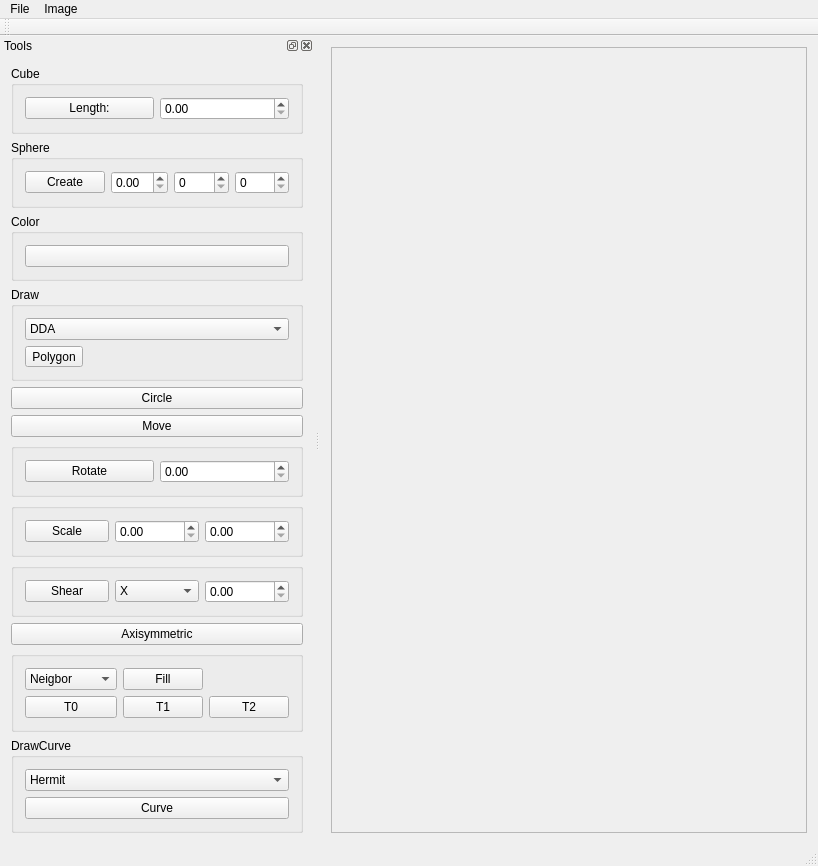
Qt form src/ImageViewer.ui (YakibchukOstap567/3D) before a commit.
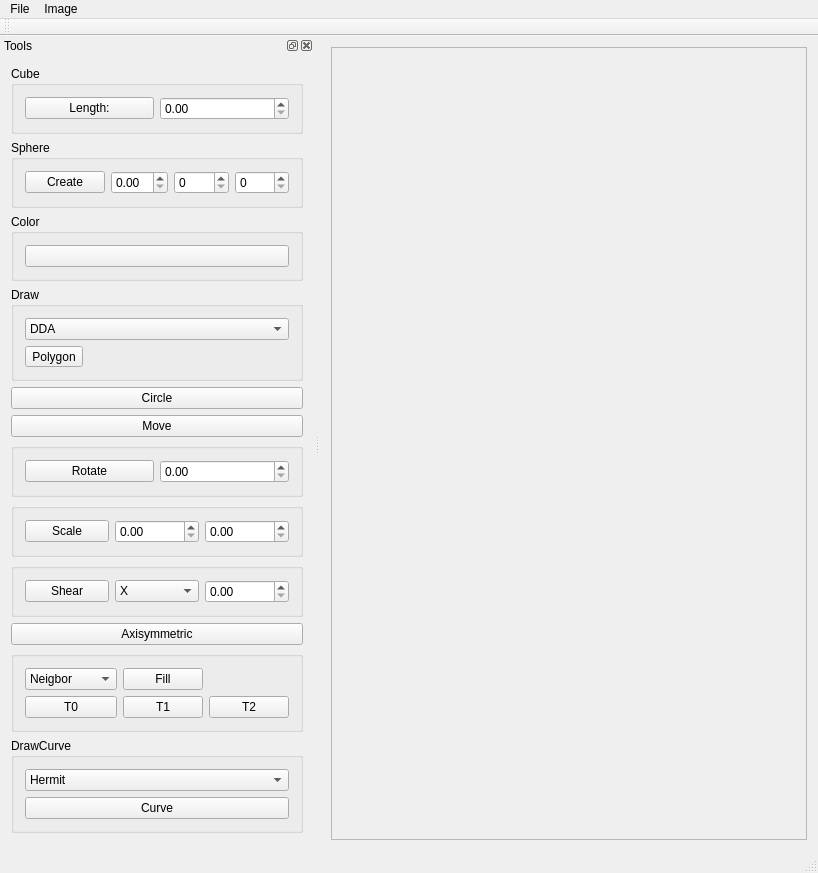
The same form after that commit.

Patch:
```diff
--- a/src/ImageViewer.ui
+++ b/src/ImageViewer.ui
@@ -7,7 +7,7 @@
     <x>0</x>
     <y>0</y>
     <width>818</width>
-    <height>799</height>
+    <height>873</height>
    </rect>
   </property>
   <property name="windowTitle">
@@ -26,7 +26,7 @@
          <x>0</x>
          <y>0</y>
          <width>491</width>
-         <height>719</height>
+         <height>793</height>
         </rect>
        </property>
       </widget>
```
Left out of the diff: 6 changed lines with no effect on the pictures.
